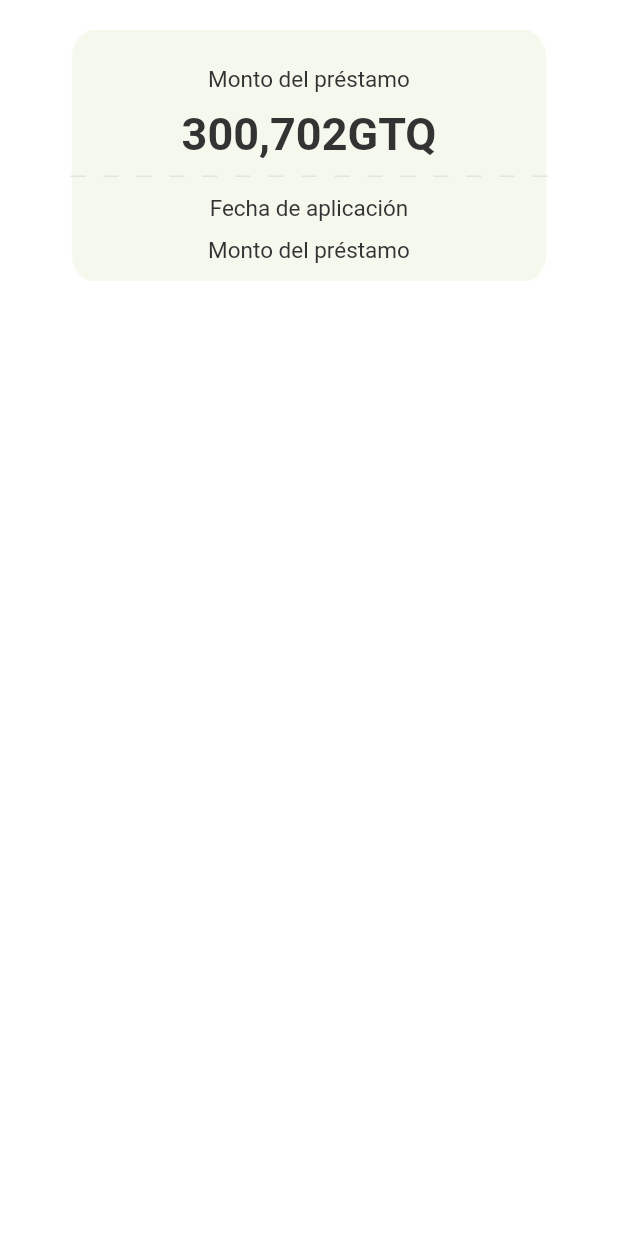
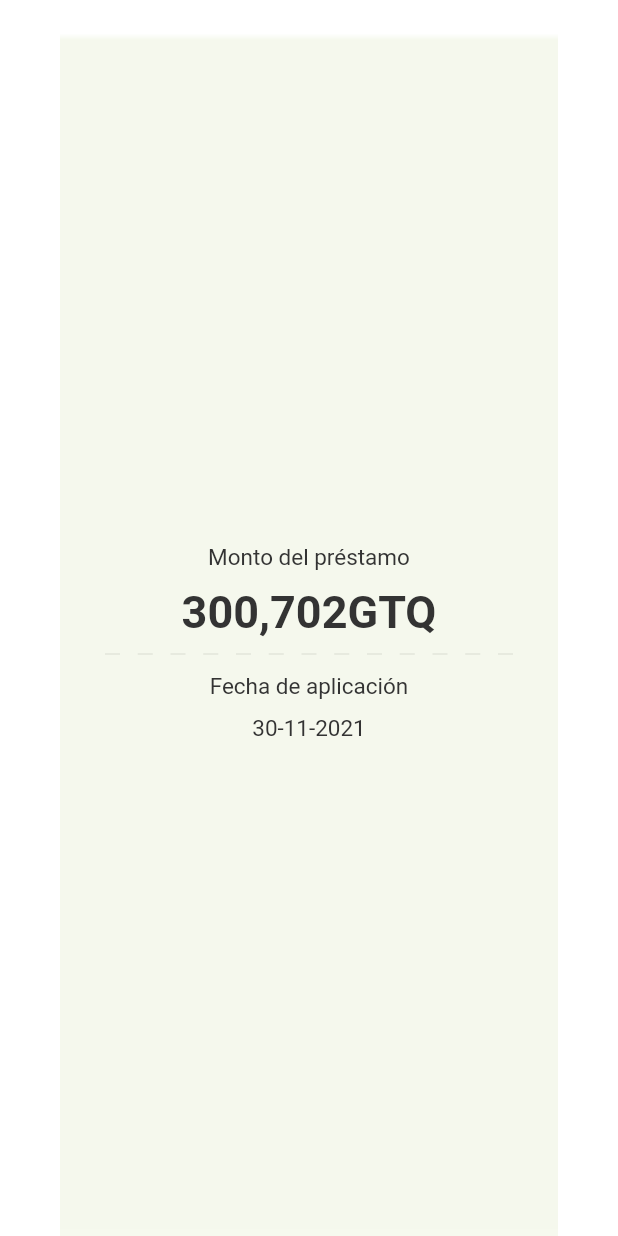
Before and after one commit to duangaixin/rapicredito, a Flutter app: the CommonLoanMoneyView widget shown alone on an empty page, opened directly, on a phone screen of 412 x 824 dp. Run offline on Flutter 3.47's test engine with Material 2 defaults, Android fonts, the phone set to English and light mode, and no system bars; our stand-ins replace bot_toast, cached_network_image, camera, dio, flutter_image_compress, flutter_swiper_null_safety and 6 more; missing offline and left inert: flutter_pickers, http_proxy; accounts and stored records are empty.

```diff
--- a/lib/page/login/register/register_view.dart
+++ b/lib/page/login/register/register_view.dart
@@ -17,7 +17,6 @@ class RegisterPage extends GetView<RegisterCtr> {
   Widget build(BuildContext context) {
     return CustomPageBgView(
       titleSpace: 14.0,
-      resizeToAvoidBottomInset: false,
       title: 'Regresar',
       content: Column(
         crossAxisAlignment: CrossAxisAlignment.start,
--- a/lib/page/login/widget/phone_text_field.dart
+++ b/lib/page/login/widget/phone_text_field.dart
@@ -87,12 +87,12 @@ class PhoneTextFieldState extends State<PhoneTextField> {
       child: Container(
         height: 14.0,
         width: 14.0,
-        margin: const EdgeInsetsDirectional.only(start: 12.0),
+        margin: const EdgeInsets.only(left: 12.0),
         decoration: BoxDecoration(
           color: const Color(0xffDEDEDE),
-          borderRadius: BorderRadiusDirectional.circular(8.0),
+          borderRadius: BorderRadius.circular(8.0),
         ),
-        child: CustomImageView(
+        child: const CustomImageView(
           Resource.assetsImageLoginClear,
           imageType: ImageType.assets,
           width: 19.0,
--- a/lib/page/main/home/widget/common_loan_money_view.dart
+++ b/lib/page/main/home/widget/common_loan_money_view.dart
@@ -1,10 +1,7 @@
-import 'package:flutter/gestures.dart';
 import 'package:flutter/material.dart';
 import 'package:get/get.dart';
 import 'package:rapicredito/style/resources.dart';
-import 'package:rapicredito/utils/string_ext.dart';
-import 'package:rapicredito/widget/custom_dash_line.dart';
-import 'package:timelines/timelines.dart';
+
 
 class CommonLoanMoneyView extends StatefulWidget {
   const CommonLoanMoneyView({
@@ -18,46 +15,48 @@ class CommonLoanMoneyView extends StatefulWidget {
 class CommonLoanMoneyViewState extends State<CommonLoanMoneyView> {
   @override
   Widget build(BuildContext context) {
-   var dashLineWith= Get.size.width-94.0-50.0;
     return Container(
+      alignment: Alignment.center,
       decoration: const BoxDecoration(
           color: Colors.white,
           image: DecorationImage(
               image: AssetImage(Resource.assetsImageAuthCameraBg),
               fit: BoxFit.cover)),
-      margin: const EdgeInsets.only(top: 20.0, left: 47.0, right: 47.0),
+      margin: const EdgeInsets.only(top: 20.0, left: 40.0, right: 40.0),
       child: Column(
         crossAxisAlignment: CrossAxisAlignment.center,
         mainAxisSize: MainAxisSize.min,
         children: [
-          Padding(
+          const Padding(
               padding: EdgeInsets.only(top: 24.0, bottom: 10.0),
               child: Text(
                 'Monto del préstamo',
                 style: TextStyle(fontSize: 15.0, color: Color(0xff333333)),
               )),
-          Text(
+          const Padding(
+            padding: EdgeInsets.symmetric(horizontal: 42.0),
+            child: Text(
               '300,702GTQ',
               style: TextStyle(
                   fontSize: 30.0,
                   color: Color(0xff333333),
                   fontWeight: FontWeight.bold),
             ),
-          Padding(
-            padding: EdgeInsets.only(top: 10.0, bottom: 12.0),
-            child: CustomDashLine(
+          ),
+          Container(
+            padding: const EdgeInsets.only(top: 10.0, bottom: 12.0,left: 30.0,right: 30),
+            child: const HomeDashLine(
               color: Color(0xffE2E5DA),
-              width: 100.0 ,
             ),
           ),
-          Text(
+          const Text(
             'Fecha de aplicación',
             style: TextStyle(fontSize: 15.0, color: Color(0xff333333)),
           ),
-          Padding(
+          const Padding(
               padding: EdgeInsets.only(top: 10.0, bottom: 11.0),
               child: Text(
-                'Monto del préstamo',
+                '30-11-2021',
                 style: TextStyle(fontSize: 15.0, color: Color(0xff333333)),
               )),
         ],
@@ -65,3 +64,37 @@ class CommonLoanMoneyViewState extends State<CommonLoanMoneyView> {
     );
   }
 }
+
+class HomeDashLine extends StatelessWidget {
+  final double height;
+  final Color color;
+
+  final double dashWidth;
+
+  const HomeDashLine(
+      {super.key,
+      this.height = 1,
+      this.color = Colors.black,
+      this.dashWidth = 10.0});
+
+  @override
+  Widget build(BuildContext context) {
+    final boxWidth = Get.size.width-84-60;
+    final dashHeight = height;
+    final dashCount = (boxWidth / (2 * dashWidth)).floor();
+
+    return Flex(
+      mainAxisAlignment: MainAxisAlignment.spaceBetween,
+      direction: Axis.horizontal,
+      children: List.generate(dashCount, (_) {
+        return SizedBox(
+          width: dashWidth,
+          height: dashHeight,
+          child: DecoratedBox(
+            decoration: BoxDecoration(color: color),
+          ),
+        );
+      }),
+    );
+  }
+}
--- a/lib/page/main/home/widget/home_audit_view.dart
+++ b/lib/page/main/home/widget/home_loan_audit_view.dart
@@ -7,8 +7,8 @@ import 'package:rapicredito/style/index.dart';
 import 'package:rapicredito/widget/custom_button.dart';
 import 'package:rapicredito/widget/custom_image_view.dart';
 
-class HomeAuditView extends GetView<MainHomeCtr> {
-  const HomeAuditView({Key? key}) : super(key: key);
+class HomeLoanAuditView extends GetView<MainHomeCtr> {
+  const HomeLoanAuditView({Key? key}) : super(key: key);
 
   @override
   Widget build(BuildContext context) {
--- a/lib/page/main/home/widget/home_default_view.dart
+++ b/lib/page/main/home/widget/home_loan_default_view.dart
@@ -7,8 +7,8 @@ import 'package:rapicredito/style/index.dart';
 import 'package:rapicredito/widget/custom_button.dart';
 import 'package:rapicredito/widget/custom_image_view.dart';
 
-class HomeDefaultView extends GetView<MainHomeCtr> {
-  const HomeDefaultView({Key? key}) : super(key: key);
+class HomeLoanDefaultView extends GetView<MainHomeCtr> {
+  const HomeLoanDefaultView({Key? key}) : super(key: key);
 
   @override
   Widget build(BuildContext context) {
--- a/lib/page/main/home/widget/home_failed_view.dart
+++ b/lib/page/main/home/widget/home_loan_failure_view.dart
@@ -7,8 +7,8 @@ import 'package:rapicredito/style/index.dart';
 import 'package:rapicredito/widget/custom_button.dart';
 import 'package:rapicredito/widget/custom_image_view.dart';
 
-class HomeFailedView extends GetView<MainHomeCtr> {
-  const HomeFailedView({Key? key}) : super(key: key);
+class HomeLoanFailureView extends GetView<MainHomeCtr> {
+  const HomeLoanFailureView({Key? key}) : super(key: key);
 
   @override
   Widget build(BuildContext context) {
```
Also changed, not shown: lib/page/main/home/main_home_view.dart (+11 -11 lines), lib/page/main/home/widget/home_loan_deal_view.dart (renamed from lib/page/main/home/widget/home_deal_view.dart, +4 -4 lines), lib/page/main/home/widget/home_refusal_to_lend_view.dart (added, +85 -0 lines). Lines whose indentation alone changed are shown as unchanged.
